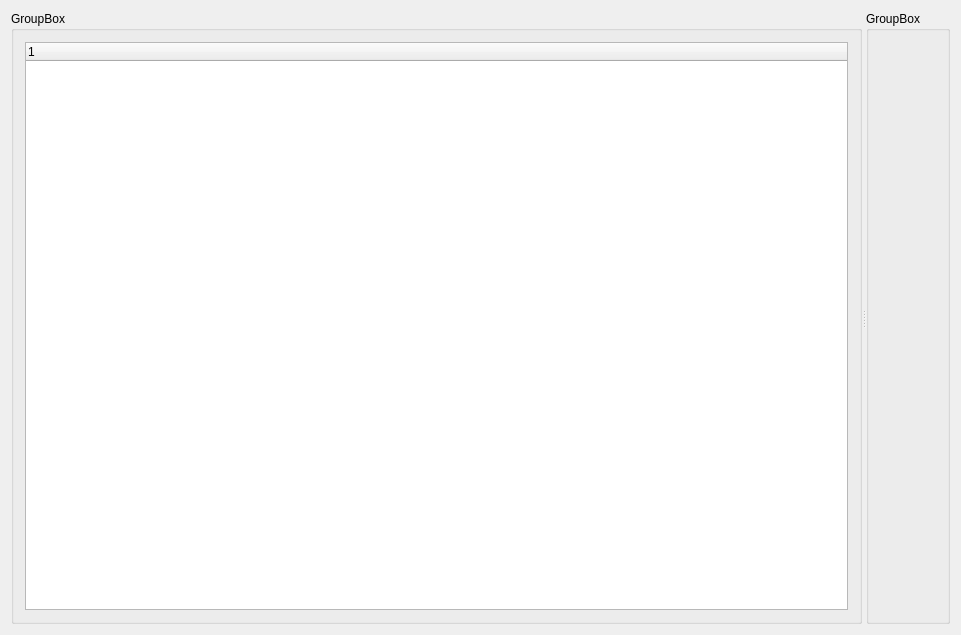
Old version of the form mainwindow.ui in the repository lavigne958/Train_DisplayRegisteredList.
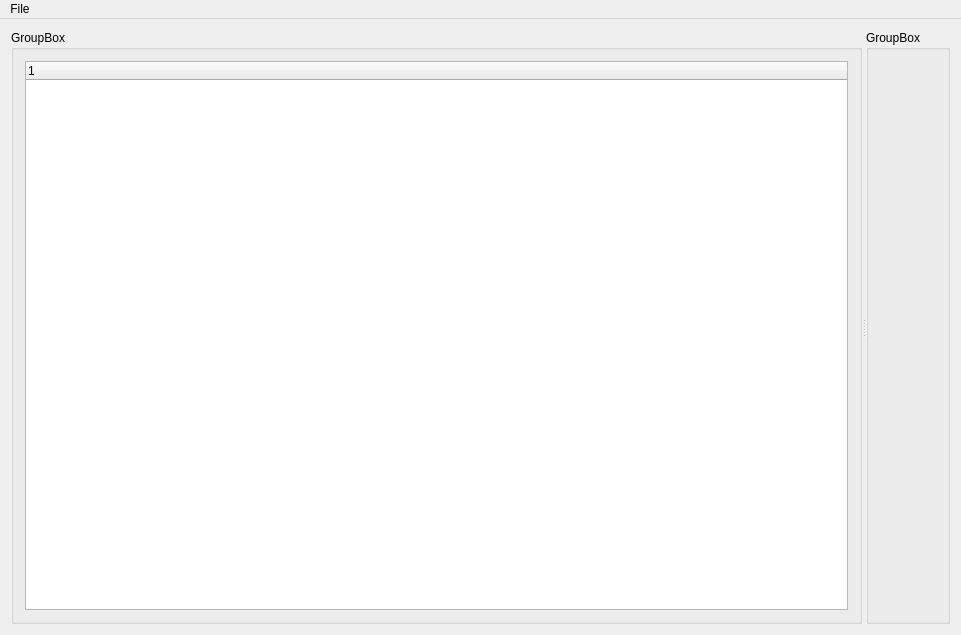
New version of the form.

```diff
--- a/mainwindow.ui
+++ b/mainwindow.ui
@@ -61,6 +61,31 @@
     </item>
    </layout>
   </widget>
+  <widget class="QMenuBar" name="menuBar">
+   <property name="geometry">
+    <rect>
+     <x>0</x>
+     <y>0</y>
+     <width>961</width>
+     <height>22</height>
+    </rect>
+   </property>
+   <widget class="QMenu" name="menuFile">
+    <property name="title">
+     <string>File</string>
+    </property>
+    <addaction name="actionLoad_Competitors"/>
+   </widget>
+   <addaction name="menuFile"/>
+  </widget>
+  <action name="actionLoad_Competitors">
+   <property name="checkable">
+    <bool>false</bool>
+   </property>
+   <property name="text">
+    <string>Load Competitors</string>
+   </property>
+  </action>
  </widget>
  <layoutdefault spacing="6" margin="11"/>
  <resources/>
```
